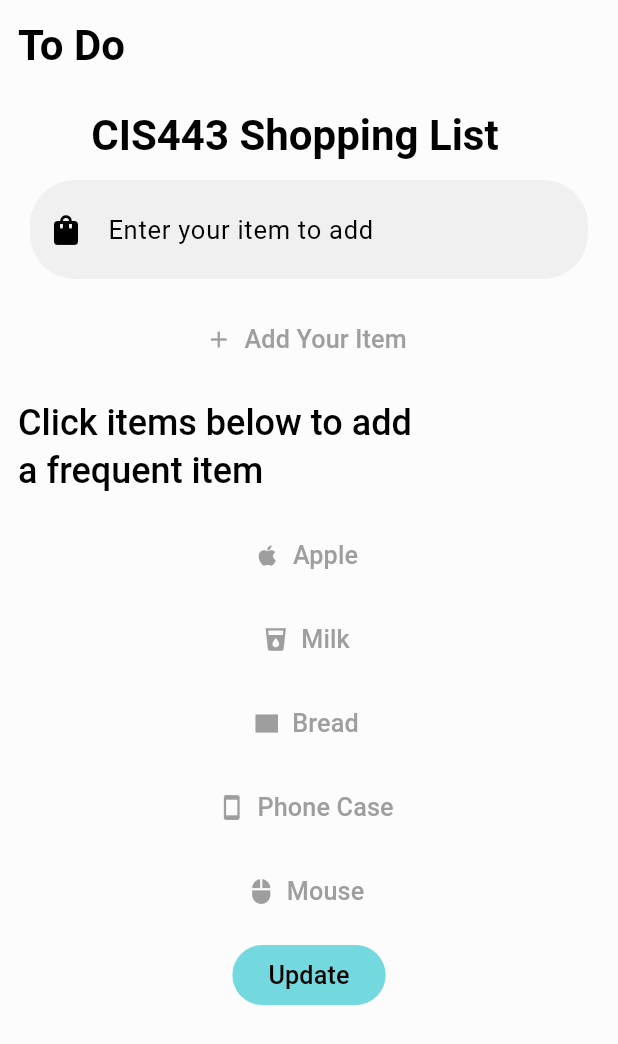
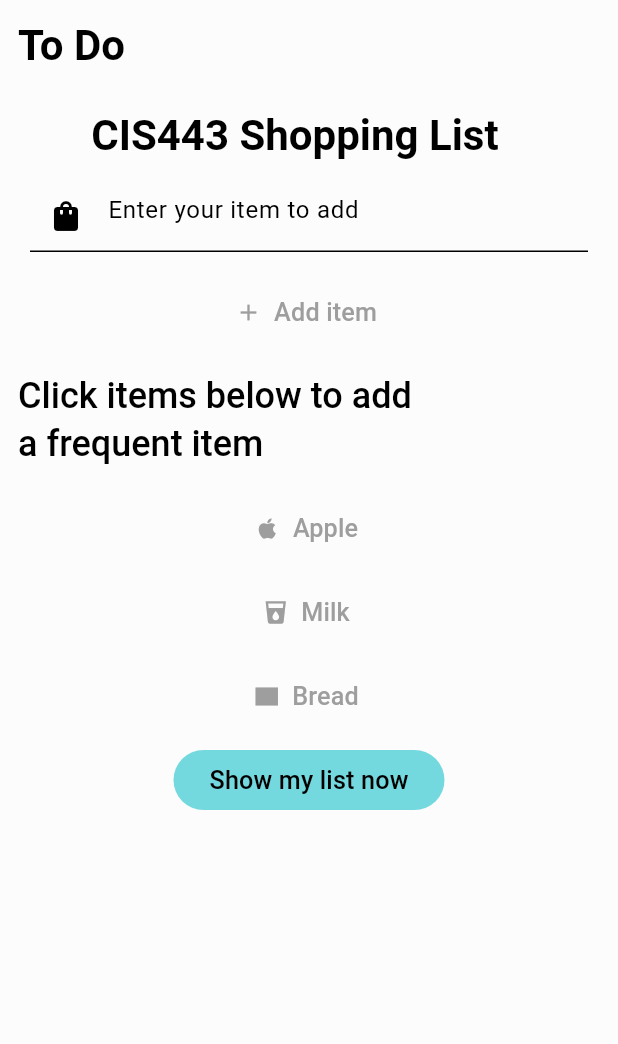
Before and after one commit to Naberus-Games/Brainstorm-app, a Flutter app: the ToDoWorkScreen screen opened by its route, on a phone screen of 412 x 824 dp. Shown: the top 1044 px of the screen. Run offline on Flutter 3.47's test engine with Material 2 defaults, Android fonts, the phone set to English and light mode, and no system bars; our stand-ins replace draggable_home.

Commit message:
finished my hw....

```diff
--- a/lib/pages/Work_Screens/todo_work_screen.dart
+++ b/lib/pages/Work_Screens/todo_work_screen.dart
@@ -1,8 +1,14 @@
+import 'package:brainstorm/main.dart';
 import 'package:flutter/material.dart';
 import 'package:brainstorm/widgets/categories_button.dart';
 import 'package:brainstorm/widgets/custom_headings.dart';
 
-import '../../widgets/entry_box.dart';
+import '../../theme.dart';
+import '../Categories_files/todo_files_screen.dart';
+
+const leftVal = 20.0, rightVal = 20.0, topVal = 4.0, bottomVal = 4.0;
+const radialVal = 25.0;
+TextEditingController _indexController = TextEditingController();
 
 class ToDoWorkScreen extends StatelessWidget {
   const ToDoWorkScreen({super.key});
@@ -29,17 +35,42 @@ class ToDoWorkScreen extends StatelessWidget {
                 ],
               ),
               const MainHeading(text: '       CIS443 Shopping List'),
-              customTextField(
-                  "Enter your item to add", Icons.shopping_bag, false, context),
-              customBtn(Icons.add, "Add Your Item", context),
+              Padding(
+                padding: const EdgeInsets.only(
+                    left: leftVal, right: rightVal, top: 0, bottom: 12),
+                child: TextField(
+                  controller: _indexController,
+                  decoration: const InputDecoration(
+                    hintText: "Enter your item to add",
+                    prefixIcon: Icon(Icons.shopping_bag),
+                  ),
+                ),
+              ),
+              Padding(
+                padding: const EdgeInsets.only(
+                    left: leftVal,
+                    right: rightVal,
+                    top: topVal,
+                    bottom: bottomVal),
+                child: TextButton.icon(
+                  onPressed: () {
+                    todoList.add(_indexController.text);
+                    Navigator.pop(context);
+                  },
+                  icon: const Icon(Icons.add),
+                  label: const Text(
+                    "Add item",
+                    textScaleFactor: 1.2,
+                  ),
+                  style: const ButtonStyle(alignment: Alignment.centerLeft),
+                ),
+              ),
               const SubHeading(
                   text: "Click items below to add\na frequent item"),
               customBtn(Icons.apple, "Apple", context),
               customBtn(Icons.local_drink, "Milk", context),
               customBtn(Icons.rectangle, "Bread", context),
-              customBtn(Icons.smartphone, "Phone Case", context),
-              customBtn(Icons.mouse, "Mouse", context),
-              filledUpdateBtn('Update', null, context),
+              filledUpdateBtn('Show my list now', null, context),
             ],
           ),
         ),
```
